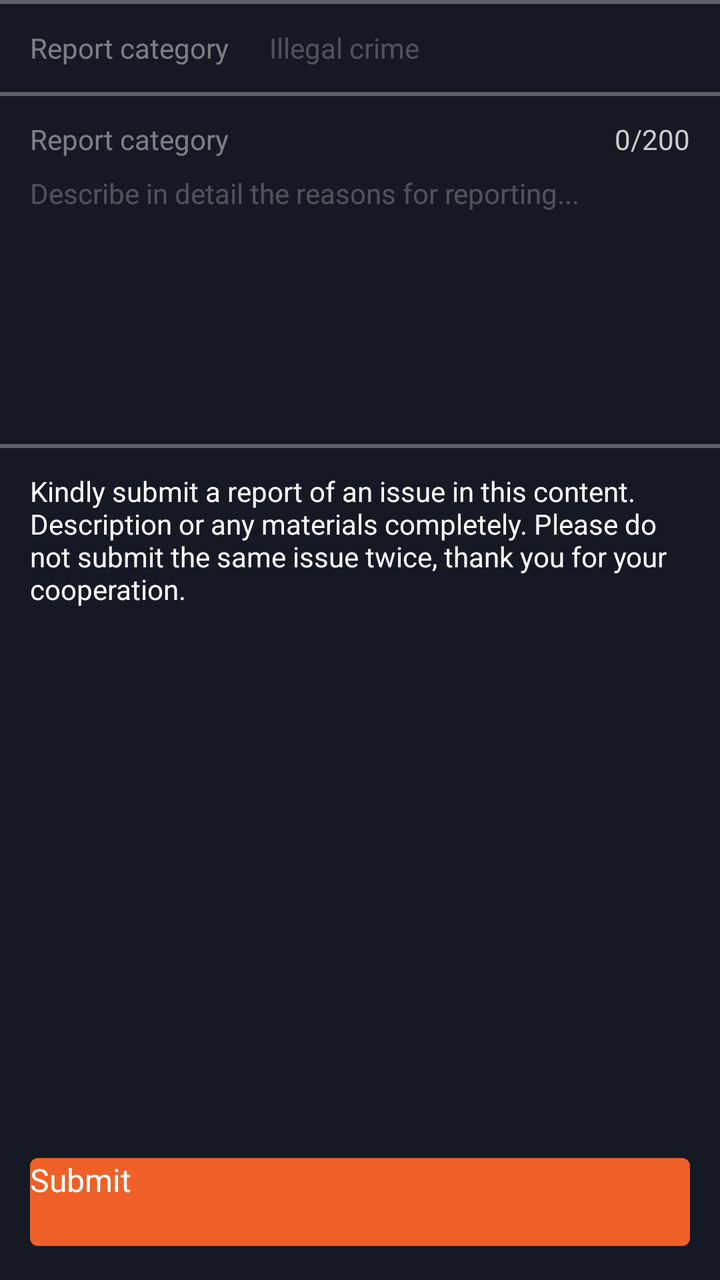
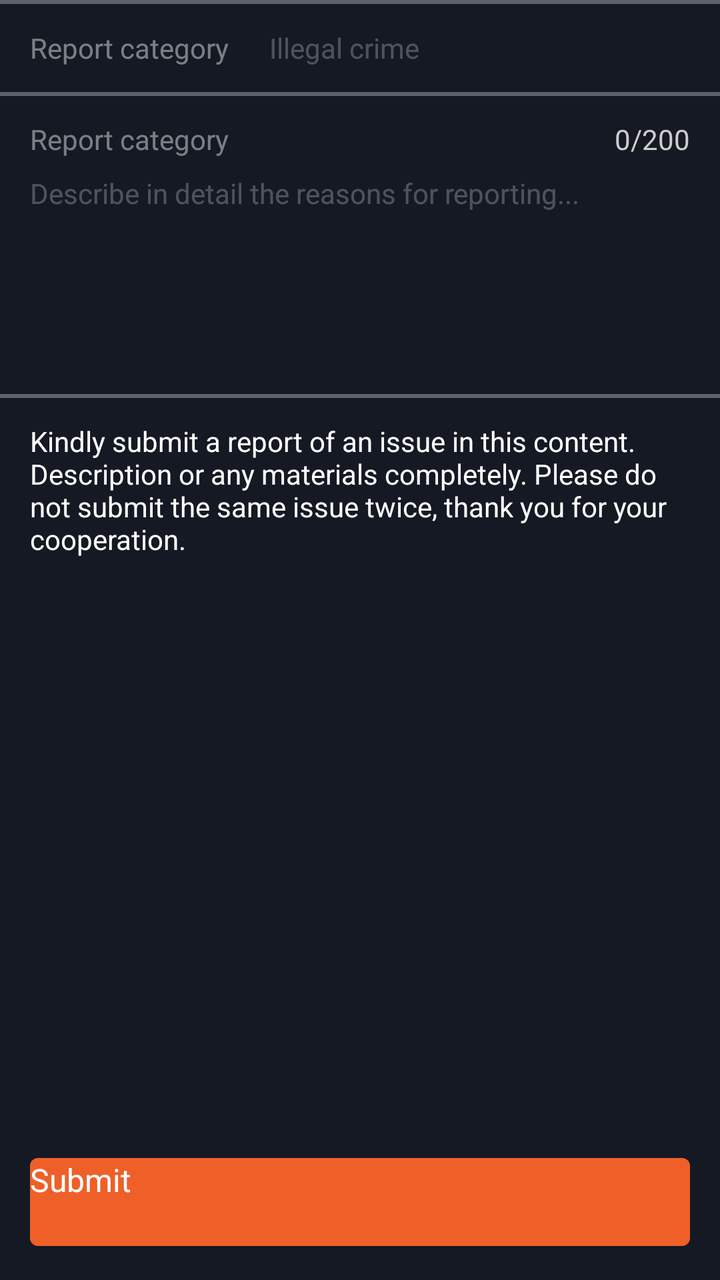

Before-and-after screenshots of an Android layout around one commit, followed by the original layout XML and the change that was made.
<!-- AndroidManifest.xml: application theme AppTheme -->
<!-- res/layout/activity_report_next.xml -->
<?xml version="1.0" encoding="utf-8"?>
<LinearLayout xmlns:android="http://schemas.android.com/apk/res/android"
    android:layout_width="match_parent"
    android:layout_height="match_parent"
    android:background="@color/them"
    android:orientation="vertical">

    <View
        android:layout_width="match_parent"
        android:layout_height="2dp"
        android:background="#50ffffff" />

    <LinearLayout
        android:layout_width="match_parent"
        android:layout_height="44dp"
        android:gravity="center_vertical">

        <TextView
            android:layout_width="wrap_content"
            android:layout_height="wrap_content"
            android:layout_marginLeft="15dp"
            android:text="Report category"
            android:textColor="#70ffffff"
            android:textSize="14sp" />

        <TextView
            android:id="@+id/illegal_tv"
            android:layout_width="wrap_content"
            android:layout_height="wrap_content"
            android:layout_marginLeft="20dp"
            android:hint="Illegal crime"
            android:textColor="@color/white"
            android:textColorHint="#40ffffff"
            android:textSize="14sp" />
    </LinearLayout>

    <View
        android:layout_width="match_parent"
        android:layout_height="2dp"
        android:background="#50ffffff" />

    <LinearLayout
        android:layout_width="match_parent"
        android:layout_height="wrap_content"
        android:layout_marginLeft="15dp"
        android:layout_marginTop="12dp"
        android:layout_marginRight="15dp"
        android:gravity="center_vertical">

        <TextView
            android:layout_width="wrap_content"
            android:layout_height="wrap_content"
            android:layout_weight="1"
            android:text="Report category"
            android:textColor="#70ffffff"
            android:textSize="14sp" />

        <TextView
            android:id="@+id/num_tv"
            android:layout_width="wrap_content"
            android:layout_height="wrap_content"
            android:layout_marginLeft="15dp"
            android:text="0/200"
            android:textColor="#CCCCCC"
            android:textSize="14sp" />
    </LinearLayout>

    <EditText
        android:id="@+id/content_et"
        android:layout_width="match_parent"
        android:layout_height="wrap_content"
        android:layout_marginLeft="15dp"
        android:layout_marginTop="8dp"
        android:layout_marginRight="15dp"
        android:background="@null"
        android:gravity="top|left"
        android:hint="Describe in detail the reasons for reporting..."
        android:maxLength="200"
        android:minHeight="120dp"
        android:textColor="@color/white"
        android:textColorHint="#40ffffff"
        android:textSize="14sp" />

    <androidx.recyclerview.widget.RecyclerView
        android:id="@+id/recycler_view"
        android:layout_width="match_parent"
        android:layout_height="wrap_content"
        android:layout_marginLeft="15dp"
        android:layout_marginTop="15dp"
        android:layout_marginRight="15dp" />

    <View
        android:layout_width="match_parent"
        android:layout_height="2dp"
        android:background="#50ffffff" />

    <TextView
        android:id="@+id/hint_tv"
        android:layout_width="wrap_content"
        android:layout_height="wrap_content"
        android:layout_marginLeft="15dp"
        android:layout_marginTop="12dp"
        android:layout_marginRight="15dp"
        android:text="Kindly submit a report of an issue in this content. Description or any materials completely. Please do not submit the same issue twice, thank you for your cooperation."
        android:textColor="@color/white"
        android:textSize="14sp" />

    <RelativeLayout
        android:layout_width="match_parent"
        android:layout_height="match_parent">

        <Button
            android:id="@+id/submit_bt"
            android:layout_width="match_parent"
            android:layout_height="44dp"
            android:layout_alignParentBottom="true"
            android:layout_marginLeft="15dp"
            android:layout_marginRight="15dp"
            android:layout_marginBottom="17dp"
            android:background="@drawable/bg_button"
            android:text="Submit"
            android:textAllCaps="false"
            android:textColor="@color/white"
            android:textSize="16sp" />
    </RelativeLayout>
</LinearLayout>
<!-- resources referenced by this layout -->
<resources>
  <color name="them">#151923</color>
  <color name="white">#ffffff</color>
  <!-- drawable bg_button (drawable) -->
  <?xml version="1.0" encoding="utf-8"?>
  <shape xmlns:android="http://schemas.android.com/apk/res/android">
      <corners android:radius="4dp" />
      <solid android:color="#EE6028" />
  </shape>
  <style name="QDTextAppearanceListItemSmall">
          <item name="android:textColor">?attr/qmui_config_color_gray_4</item>
          <item name="android:textSize">16sp</item>
      </style>
  <style name="QDtextAppearanceListItem">
          <item name="android:textColor">?attr/qmui_config_color_black</item>
          <item name="android:textSize">18sp</item>
      </style>
  <style name="QDTopBar" parent="QMUI.TopBar">
          <item name="qmui_topbar_height">45dp</item>
          <item name="qmui_topbar_image_btn_height">45dp</item>
      </style>
  <color name="app_color_description">@color/qmui_config_color_gray_5</color>
  <color name="app_color_blue_3">#EBF9FF</color>
  <color name="app_color_blue">#00A8E1</color>
  <color name="app_color_blue_pressed">#c000A8E1</color>
  <!-- unchanged entries left out for length: 1 -->
</resources>

<!-- the commit's change to res/layout/activity_report_next.xml (unified diff, before → after) -->
@@ -76,7 +76,7 @@
         android:gravity="top|left"
         android:hint="Describe in detail the reasons for reporting..."
         android:maxLength="200"
-        android:minHeight="120dp"
+        android:minHeight="80dp"
         android:textColor="@color/white"
         android:textColorHint="#40ffffff"
         android:textSize="14sp" />
@@ -87,7 +87,7 @@
         android:layout_height="wrap_content"
         android:layout_marginLeft="15dp"
         android:layout_marginTop="15dp"
-        android:layout_marginRight="15dp" />
+        android:layout_marginBottom="15dp" />
 
     <View
         android:layout_width="match_parent"
